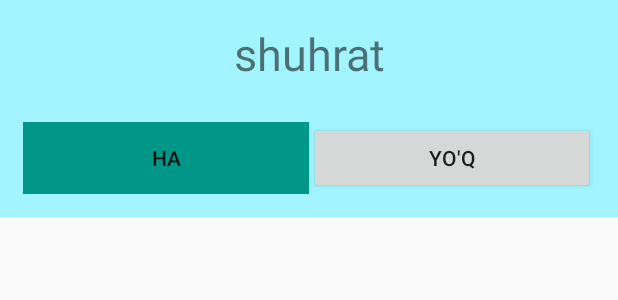
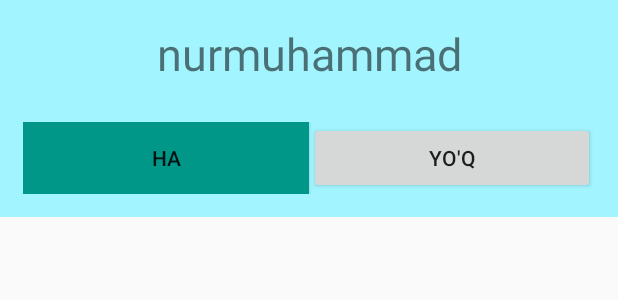
Before and after one commit to darital/FirstGame, an Android app: the layout activity_new_game.xml on its own in the app's theme, with its tools: preview values and no code run, on a phone screen of 412 x 824 dp. Shown: the top 300 px of the screen. Run offline under Robolectric (Android 15) with nearby library versions, the phone set to English and light mode, and no system bars.

Commit message:
od uzgarish 2

```diff
--- a/app/src/main/res/layout/activity_new_game.xml
+++ b/app/src/main/res/layout/activity_new_game.xml
@@ -19,7 +19,7 @@
             android:layout_height="wrap_content"
             android:layout_marginBottom="25dp"
             android:gravity="center"
-            android:text="shuhrat"
+            android:text="nurmuhammad"
             android:textSize="30sp" />
 
         <LinearLayout
```
